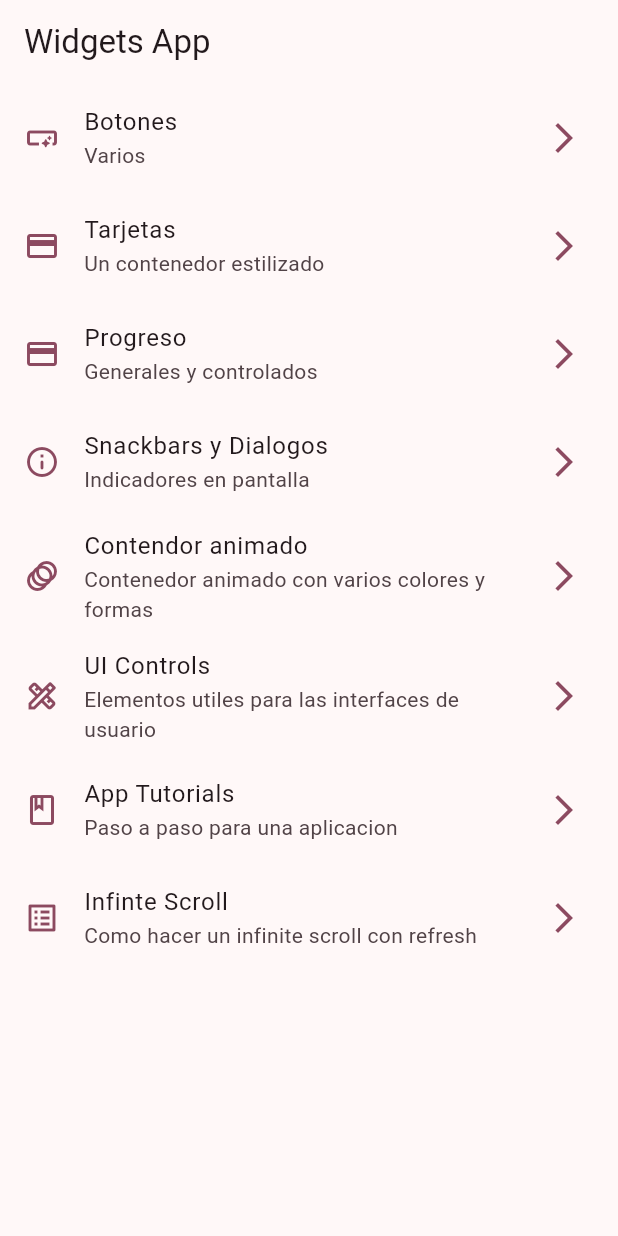
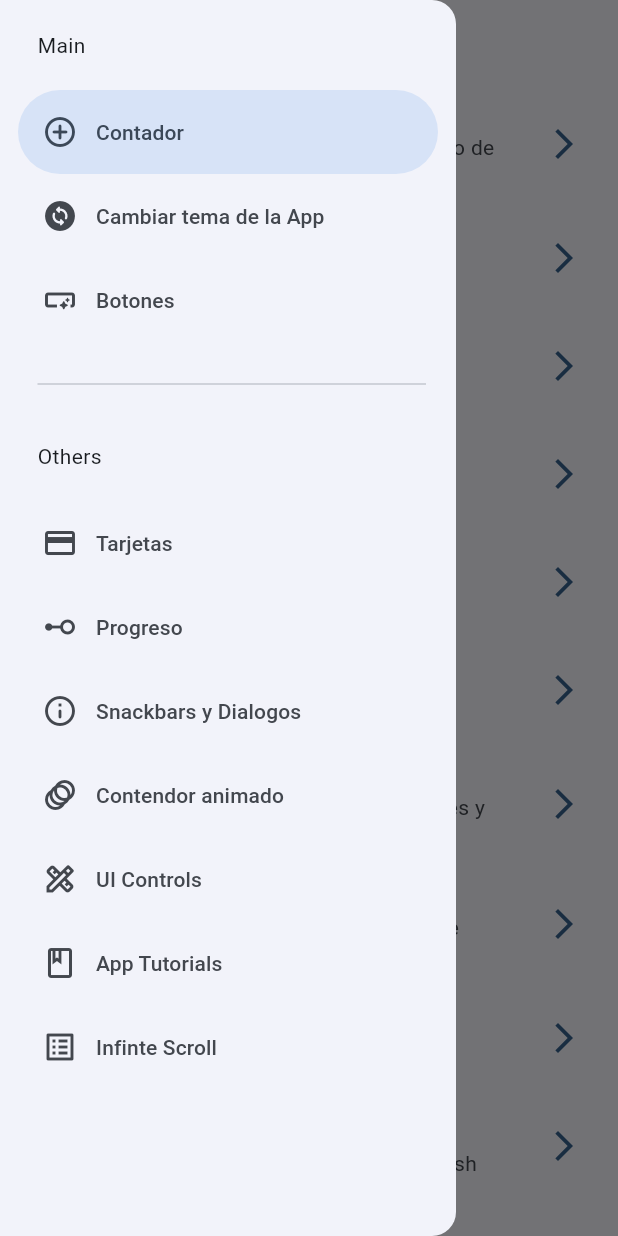
Before and after one commit to Janner-GP/widgets_app, a Flutter app: the screen it shows after launch, with the side drawer open (before the commit the screen has no drawer), on a phone screen of 412 x 824 dp. Run offline on Flutter 3.47's test engine with Material 3 defaults, Android fonts, the phone set to English and light mode, and no system bars; our stand-ins replace animate_do, flutter_riverpod, go_router.

Commit message:
Antes de stateNotifier

```diff
--- a/lib/config/menu/menu_items.dart
+++ b/lib/config/menu/menu_items.dart
@@ -16,9 +16,11 @@ class MenuItem {
 }
 
 const appMenuItems = <MenuItem>[
+  MenuItem(title: 'Contador', subtitle: 'Contador donde se puede definir el tipo de tema de la app', route: '/counter', icon: Icons.add_circle_outline_rounded),
+  MenuItem(title: 'Cambiar tema de la App', subtitle: 'Cambiar el tema de la aplcacion', route: '/theme-change', icon: Icons.change_circle_rounded),
   MenuItem(title: 'Botones', subtitle: 'Varios', route: '/buttons', icon: Icons.smart_button_rounded),
   MenuItem(title: 'Tarjetas', subtitle: 'Un contenedor estilizado', route: '/cards', icon: Icons.credit_card),
-  MenuItem(title: 'Progreso', subtitle: 'Generales y controlados', route: '/progress', icon: Icons.credit_card),
+  MenuItem(title: 'Progreso', subtitle: 'Generales y controlados', route: '/progress', icon: Icons.linear_scale_rounded),
   MenuItem(title: 'Snackbars y Dialogos', subtitle: 'Indicadores en pantalla', route: '/snackbars', icon: Icons.info_outline_rounded),
   MenuItem(title: 'Contendor animado', subtitle: 'Contenedor animado con varios colores y formas', route: '/animated', icon: Icons.animation_rounded),
   MenuItem(title: 'UI Controls', subtitle: 'Elementos utiles para las interfaces de usuario', route: '/ui-controls', icon: Icons.design_services_outlined),
--- a/lib/config/router/app_router.dart
+++ b/lib/config/router/app_router.dart
@@ -16,6 +16,11 @@ final appRoute = GoRouter(
     ),
 
     GoRoute(
+      path: '/counter',
+      builder: (context, state) => const CounterScreen(),
+    ),
+
+    GoRoute(
       path: '/cards',
       builder: (context, state) => const CardScreen(),
     ),
@@ -30,24 +35,29 @@ final appRoute = GoRouter(
       builder: (context, state) => const AppTutorialScreen(),
     ),
 
-     GoRoute(
+    GoRoute(
       path: '/ui-controls',
       builder: (context, state) => const UiControlScreen(),
     ),
 
-     GoRoute(
+    GoRoute(
       path: '/snackbars',
       builder: (context, state) => const SnackbarScreen(),
     ),
 
-     GoRoute(
+    GoRoute(
       path: '/progress',
       builder: (context, state) => const ProgressScreen(),
     ),
 
-     GoRoute(
+    GoRoute(
       path: '/infinite-scroll',
       builder: (context, state) => const InfiniteScrollScreen(),
+    ),
+
+    GoRoute(
+      path: '/theme-change',
+      builder: (context, state) => const ThemeChangeScreen(),
     )
 
   ]
--- a/lib/config/theme/app_theme.dart
+++ b/lib/config/theme/app_theme.dart
@@ -14,11 +14,13 @@ const colorList = <Color>[
 class AppTheme {
 
   final int selectedColor;
+  final bool isDarkMode;
 
-  AppTheme({this.selectedColor = 0}):assert ( selectedColor >= 0 , 'selectedColor must be greater that 0'), assert ( selectedColor < colorList.length , 'selectedColor must be less than ${colorList.length}');
+  AppTheme({this.selectedColor = 0, this.isDarkMode = false}):assert ( selectedColor >= 0 , 'selectedColor must be greater that 0'), assert ( selectedColor < colorList.length , 'selectedColor must be less than ${colorList.length}');
 
   ThemeData getTheme () => ThemeData(
     useMaterial3: true,
+    brightness: isDarkMode ? Brightness.dark : Brightness.light,
     colorSchemeSeed: colorList[selectedColor],
     appBarTheme: const AppBarTheme(
       centerTitle: false,
--- a/lib/main.dart
+++ b/lib/main.dart
@@ -1,21 +1,29 @@
 import 'package:flutter/material.dart';
+import 'package:flutter_riverpod/flutter_riverpod.dart';
 import 'package:widgets_app/config/router/app_router.dart';
 import 'package:widgets_app/config/theme/app_theme.dart';
+import 'package:widgets_app/presentation/providers/providers.dart';
 
 void main() {
-  runApp(const MainApp());
+  runApp(const ProviderScope(
+    child: MainApp(),
+  ));
 }
 
-class MainApp extends StatelessWidget {
+class MainApp extends ConsumerWidget {
   const MainApp({super.key});
 
   @override
-  Widget build(BuildContext context) {
+  Widget build(BuildContext context, ref) {
+
+    final selectedColor = ref.watch(selectedColorProvider);
+    final isDarkMode = ref.watch(isDarkModeProvider);
+
     return MaterialApp.router(
       title: 'Flutter Widgets',
       routerConfig: appRoute,
       debugShowCheckedModeBanner: false,
-      theme: AppTheme(selectedColor: 4).getTheme(),
+      theme: AppTheme(selectedColor: selectedColor, isDarkMode: isDarkMode).getTheme(),
     );
   }
 }
--- /dev/null
+++ b/lib/presentation/providers/counter_provider.dart
@@ -0,0 +1,3 @@
+import 'package:flutter_riverpod/flutter_riverpod.dart';
+
+final counterProvider = StateProvider<int>((ref) => 10);
--- /dev/null
+++ b/lib/presentation/providers/providers.dart
@@ -0,0 +1,2 @@
+export 'package:widgets_app/presentation/providers/counter_provider.dart';
+export 'package:widgets_app/presentation/providers/theme_provider.dart';
--- /dev/null
+++ b/lib/presentation/providers/theme_provider.dart
@@ -0,0 +1,6 @@
+import 'package:flutter_riverpod/flutter_riverpod.dart';
+import 'package:widgets_app/config/theme/app_theme.dart';
+
+final isDarkModeProvider = StateProvider<bool>((ref) => false);
+final colorsListProvider = Provider((ref) => colorList);
+final selectedColorProvider = StateProvider((ref) => 0);
--- a/lib/presentation/screen/home/home_screen.dart
+++ b/lib/presentation/screen/home/home_screen.dart
@@ -1,17 +1,29 @@
 import 'package:flutter/material.dart';
 import 'package:go_router/go_router.dart';
 import 'package:widgets_app/config/menu/menu_items.dart';
+import 'package:widgets_app/presentation/widgets/drawers_widgets.dart';
 
-class HomeScreen extends StatelessWidget {
+class HomeScreen extends StatefulWidget {
   const HomeScreen({super.key});
 
   @override
+  State<HomeScreen> createState() => _HomeScreenState();
+}
+
+class _HomeScreenState extends State<HomeScreen> {
+  @override
   Widget build(BuildContext context) {
+
+    final scaffoldKey = GlobalKey<ScaffoldState>();
+
     return Scaffold(
-        appBar: AppBar(
-          title: const Text('Widgets App'),
-        ),
-        body: _HomeView());
+      key: scaffoldKey,
+      appBar: AppBar(
+        title: const Text('Widgets App'),
+      ),
+      body: _HomeView(),
+      drawer: DrawerWidget(scaffoldKey: scaffoldKey),
+    );
   }
 }
 
--- a/lib/presentation/screen/screens.dart
+++ b/lib/presentation/screen/screens.dart
@@ -1,3 +1,5 @@
+export 'package:widgets_app/presentation/screen/theme_changer/theme_changer_screen.dart';
+export 'package:widgets_app/presentation/screen/counter/counter_screen.dart';
 export 'package:widgets_app/presentation/screen/animated/animated_screen.dart';
 export 'package:widgets_app/presentation/screen/app_tutorial/app_tutorial_screen.dart';
 export 'package:widgets_app/presentation/screen/buttons/button_screen.dart';
--- /dev/null
+++ b/lib/presentation/widgets/drawers_widgets.dart
@@ -0,0 +1,63 @@
+import 'package:flutter/material.dart';
+import 'package:go_router/go_router.dart';
+import 'package:widgets_app/config/menu/menu_items.dart';
+
+class DrawerWidget extends StatefulWidget {
+
+  final GlobalKey<ScaffoldState> scaffoldKey;
+
+  const DrawerWidget({
+    super.key,
+    required this.scaffoldKey,
+  });
+
+  @override
+  State<DrawerWidget> createState() => _DrawerWidgetState();
+}
+
+class _DrawerWidgetState extends State<DrawerWidget> {
+  int drawerIndex = 0;
+
+  @override
+  Widget build(BuildContext context) {
+    final hasNotch = MediaQuery.of(context).viewPadding.top > 35;
+
+    return NavigationDrawer(
+      selectedIndex: drawerIndex,
+      onDestinationSelected: (value) {
+        setState(() {
+          drawerIndex = value;
+        });
+
+        final menuItem = appMenuItems[value];
+        context.push(menuItem.route);
+        widget.scaffoldKey.currentState?.closeDrawer();
+      },
+      children: [
+        Padding(
+            padding: EdgeInsets.fromLTRB(25, hasNotch ? 5 : 20, 20, 20),
+            child: const Text('Main')
+        ),
+        ...appMenuItems
+            .sublist(0, 3)
+            .map((e) => NavigationDrawerDestination(
+                  icon: Icon(e.icon),
+                  label: Text(e.title),
+                ))
+            .toList(),
+        const Padding(
+            padding: EdgeInsets.fromLTRB(25, 20, 20, 20), child: Divider()),
+        const Padding(
+            padding: EdgeInsets.fromLTRB(25, 10, 20, 20),
+            child: Text('Others')),
+        ...appMenuItems
+            .sublist(3)
+            .map((e) => NavigationDrawerDestination(
+                  icon: Icon(e.icon),
+                  label: Text(e.title),
+                ))
+            .toList(),
+      ],
+    );
+  }
+}
--- a/pubspec.yaml
+++ b/pubspec.yaml
@@ -10,6 +10,7 @@ dependencies:
   animate_do: ^3.1.2
   flutter:
     sdk: flutter
+  flutter_riverpod: ^2.4.9
   go_router: ^13.0.1
 
 dev_dependencies:
```
Also changed, not shown: lib/presentation/screen/counter/counter_screen.dart (added, +37 -0 lines), lib/presentation/screen/theme_changer/theme_changer_screen.dart (added, +54 -0 lines), pubspec.lock.
